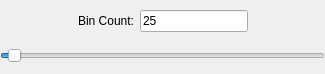
This is code/guitools/Histogram/BinCountWidget.ui in radio-astro/casa as Qt 5 draws it before an edit. The edited form follows.
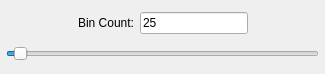
This is the edited form.

Commit message: New Development: No             JIRA Issue: CAS-6515         Ready for Test: Yes      Interface Changes: No What Interface Changed: Please list interface changes          Test Programs: List test programs   Put in Release Notes: No              Module(s): Viewer/histogram            Description: Change margin for usability.

Diff of the .ui file:
```diff
--- a/code/guitools/Histogram/BinCountWidget.ui
+++ b/code/guitools/Histogram/BinCountWidget.ui
@@ -94,7 +94,7 @@
    </item>
   </layout>
  </widget>
- <layoutdefault spacing="6" margin="0"/>
+ <layoutdefault spacing="6" margin="6"/>
  <resources/>
  <connections/>
 </ui>
```
